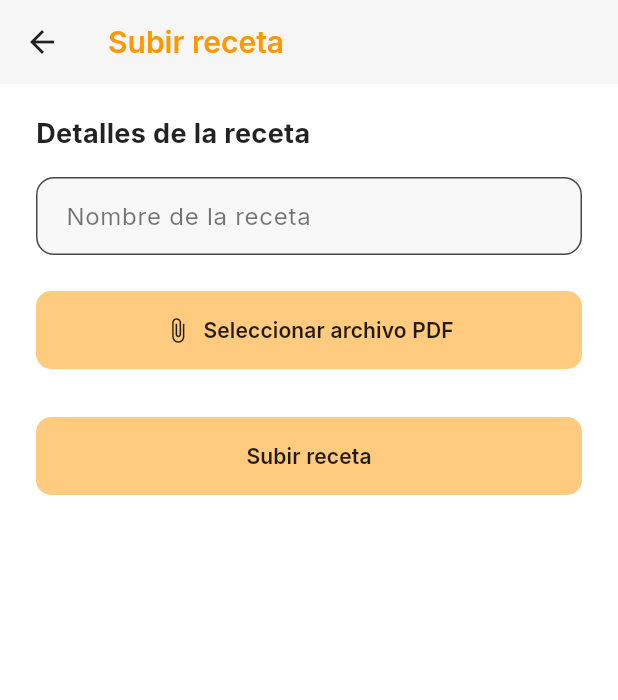
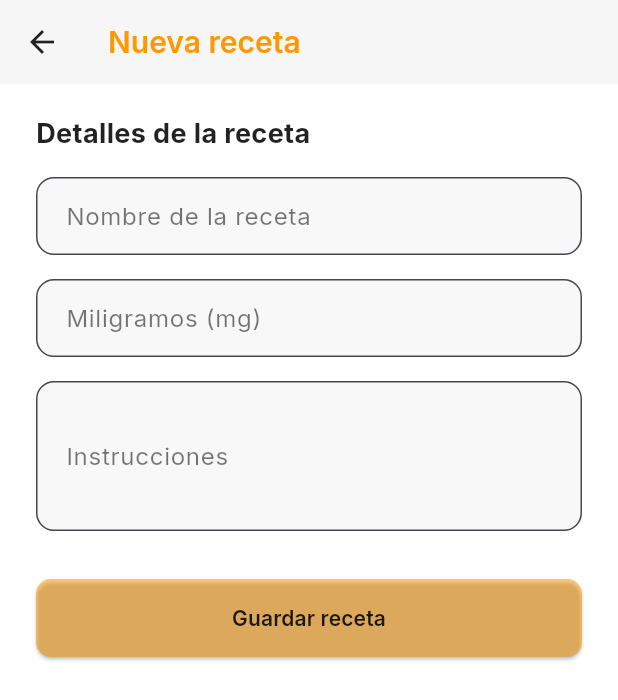
Before and after one commit to GabrielJuan349/MyPetCare, a Flutter app: the PrescriptionUploadScreen screen opened directly with empty values, on a phone screen of 412 x 824 dp. Shown: the top 700 px of the screen. Run offline on Flutter 3.47's test engine with Material 3 defaults, Android fonts, the phone set to English and light mode, and no system bars; our stand-ins replace cloud_firestore, firebase_auth, firebase_core, google_fonts; accounts and stored records are empty; generated files the repository leaves out were written again.

Commit message:
cambios campos prescription

```diff
--- a/lib/prescription.dart
+++ b/lib/prescription.dart
@@ -1,6 +1,5 @@
 import 'package:flutter/material.dart';
 import 'package:cloud_firestore/cloud_firestore.dart';
-import 'package:file_picker/file_picker.dart';
 import 'package:google_fonts/google_fonts.dart';
 
 class PrescriptionUploadScreen extends StatefulWidget {
@@ -14,36 +13,18 @@ class PrescriptionUploadScreen extends StatefulWidget {
 
 class _PrescriptionUploadScreenState extends State<PrescriptionUploadScreen> {
   final TextEditingController _nameController = TextEditingController();
-  PlatformFile? _selectedFile;
+  final TextEditingController _textController = TextEditingController();
+  final TextEditingController _milligramsController = TextEditingController();
   bool _isLoading = false;
 
-  Future<void> _pickFile() async {
-    final result = await FilePicker.platform.pickFiles(
-      type: FileType.custom,
-      allowedExtensions: ['pdf'],
-      withData: true,
-    );
+  Future<void> _savePrescription() async {
+    final name = _nameController.text.trim();
+    final text = _textController.text.trim();
+    final mg = int.tryParse(_milligramsController.text.trim());
 
-    if (result != null && result.files.single.bytes != null) {
-      setState(() {
-        _selectedFile = result.files.first;
-      });
-    }
-  }
-
-  Future<void> _uploadPrescription() async {
-    final name = _nameController.text.trim();
-
-    if (name.isEmpty) {
+    if (name.isEmpty || text.isEmpty || mg == null) {
       ScaffoldMessenger.of(context).showSnackBar(
-        const SnackBar(content: Text('Por favor, introduce un nombre para la receta')),
-      );
-      return;
-    }
-
-    if (_selectedFile == null) {
-      ScaffoldMessenger.of(context).showSnackBar(
-        const SnackBar(content: Text('Por favor, selecciona un archivo PDF')),
+        const SnackBar(content: Text('Por favor, rellena todos los campos correctamente')),
       );
       return;
     }
@@ -51,27 +32,25 @@ class _PrescriptionUploadScreenState extends State<PrescriptionUploadScreen> {
     setState(() => _isLoading = true);
 
     try {
-      final fileName = _selectedFile!.name;
-
       await FirebaseFirestore.instance.collection('prescription').add({
         'id_pet': widget.petId,
-        'id_vet': "default vet",
+        'id_vet': 'vet456',
         'name': name,
-        'archivo': fileName,
-        'createdAt': Timestamp.now(),
+        'milligrams': mg,
+        'text': text,
+        'createdAt': Timestamp.fromDate(DateTime(2025, 6, 1, 14, 0)), // 1 de junio, 14:00, UTC+2
       });
 
       ScaffoldMessenger.of(context).showSnackBar(
-        const SnackBar(content: Text('Receta subida con éxito')),
+        const SnackBar(content: Text('Receta guardada con éxito')),
       );
 
       _nameController.clear();
-      setState(() {
-        _selectedFile = null;
-      });
+      _textController.clear();
+      _milligramsController.clear();
     } catch (e) {
       ScaffoldMessenger.of(context).showSnackBar(
-        SnackBar(content: Text('Error al subir la receta: $e')),
+        SnackBar(content: Text('Error al guardar la receta: $e')),
       );
     } finally {
       setState(() => _isLoading = false);
@@ -91,7 +70,7 @@ class _PrescriptionUploadScreenState extends State<PrescriptionUploadScreen> {
         elevation: 0,
         iconTheme: const IconThemeData(color: Colors.black87),
         title: Text(
-          'Subir receta',
+          'Nueva receta',
           style: GoogleFonts.inter(
             fontWeight: FontWeight.w600,
             color: Colors.orange,
@@ -102,11 +81,9 @@ class _PrescriptionUploadScreenState extends State<PrescriptionUploadScreen> {
       body: SingleChildScrollView(
         padding: const EdgeInsets.symmetric(horizontal: 24, vertical: 20),
         child: Column(
-          mainAxisSize: MainAxisSize.min,
           crossAxisAlignment: CrossAxisAlignment.start,
           children: [
-            Text(
-              'Detalles de la receta',
+            Text('Detalles de la receta',
               style: GoogleFonts.inter(
                 fontSize: 18,
                 fontWeight: FontWeight.bold,
@@ -114,87 +91,43 @@ class _PrescriptionUploadScreenState extends State<PrescriptionUploadScreen> {
               ),
             ),
             const SizedBox(height: 16),
+
+
             TextField(
               controller: _nameController,
+              decoration: _inputDecoration('Nombre de la receta'),
               style: GoogleFonts.inter(color: Colors.black87),
-              decoration: InputDecoration(
-                labelText: 'Nombre de la receta',
-                labelStyle: GoogleFonts.inter(color: Colors.black54),
-                filled: true,
-                fillColor: cardColor,
-                border: OutlineInputBorder(
-                  borderRadius: BorderRadius.circular(12),
-                  borderSide: BorderSide(color: highlightColor.withOpacity(0.3)),
-                ),
-                focusedBorder: OutlineInputBorder(
-                  borderRadius: BorderRadius.circular(12),
-                  borderSide: BorderSide(color: highlightColor, width: 1.5),
-                ),
-                contentPadding: const EdgeInsets.symmetric(vertical: 14, horizontal: 16),
-              ),
             ),
-            const SizedBox(height: 24),
-            ElevatedButton.icon(
-              onPressed: _pickFile,
-              icon: const Icon(Icons.attach_file),
-              label: Text(
-                _selectedFile == null ? 'Seleccionar archivo PDF' : 'Cambiar archivo PDF',
-                style: GoogleFonts.inter(fontWeight: FontWeight.w600),
-              ),
+            const SizedBox(height: 16),
+
+
+            TextField(
+              controller: _milligramsController,
+              keyboardType: TextInputType.number,
+              decoration: _inputDecoration('Miligramos (mg)'),
+              style: GoogleFonts.inter(color: Colors.black87),
+            ),
+            const SizedBox(height: 16),
+
+
+            TextField(
+              controller: _textController,
+              maxLines: 3,
+              decoration: _inputDecoration('Instrucciones'),
+              style: GoogleFonts.inter(color: Colors.black87),
+            ),
+            const SizedBox(height: 32),
+
+            ElevatedButton(
+              onPressed: _isLoading ? null : _savePrescription,
+              child: _isLoading
+                  ? const SizedBox(height: 24, width: 24, child: CircularProgressIndicator(strokeWidth: 2))
+                  : Text('Guardar receta', style: GoogleFonts.inter(fontWeight: FontWeight.w600)),
               style: ElevatedButton.styleFrom(
                 backgroundColor: highlightColor,
                 foregroundColor: Colors.black87,
                 padding: const EdgeInsets.symmetric(vertical: 16),
                 shape: RoundedRectangleBorder(borderRadius: BorderRadius.circular(10)),
-                elevation: 0,
-                minimumSize: const Size.fromHeight(48),
-              ),
-            ),
-            if (_selectedFile != null) ...[
-              const SizedBox(height: 16),
-              Container(
-                decoration: BoxDecoration(
-                  color: cardColor,
-                  borderRadius: BorderRadius.circular(12),
-                  border: Border.all(color: highlightColor.withOpacity(0.3)),
-                ),
-                padding: const EdgeInsets.symmetric(vertical: 12, horizontal: 16),
-                child: Row(
-                  children: [
-                    const Icon(Icons.picture_as_pdf, color: Colors.orange),
-                    const SizedBox(width: 12),
-                    Expanded(
-                      child: Text(
-                        _selectedFile!.name,
-                        style: GoogleFonts.inter(fontWeight: FontWeight.w600, color: Colors.black87),
-                        overflow: TextOverflow.ellipsis,
-                      ),
-                    ),
-                    IconButton(
-                      icon: const Icon(Icons.clear, color: Colors.redAccent),
-                      tooltip: 'Eliminar archivo seleccionado',
-                      onPressed: () => setState(() => _selectedFile = null),
-                    ),
-                  ],
-                ),
-              ),
-            ],
-            const SizedBox(height: 32),
-            ElevatedButton(
-              onPressed: _isLoading ? null : _uploadPrescription,
-              child: _isLoading
-                  ? const SizedBox(
-                height: 24,
-                width: 24,
-                child: CircularProgressIndicator(strokeWidth: 2, color: Colors.white),
-              )
-                  : Text('Subir receta', style: GoogleFonts.inter(fontWeight: FontWeight.w600)),
-              style: ElevatedButton.styleFrom(
-                backgroundColor: highlightColor,
-                foregroundColor: Colors.black87,
-                padding: const EdgeInsets.symmetric(vertical: 16),
-                shape: RoundedRectangleBorder(borderRadius: BorderRadius.circular(10)),
-                elevation: 0,
                 minimumSize: const Size.fromHeight(48),
               ),
             ),
@@ -203,4 +136,24 @@ class _PrescriptionUploadScreenState extends State<PrescriptionUploadScreen> {
       ),
     );
   }
+
+  InputDecoration _inputDecoration(String label) {
+    final highlightColor = Colors.orange.withOpacity(0.5);
+    final cardColor = const Color(0xFFF8F8F8);
+    return InputDecoration(
+      labelText: label,
+      labelStyle: GoogleFonts.inter(color: Colors.black54),
+      filled: true,
+      fillColor: cardColor,
+      border: OutlineInputBorder(
+        borderRadius: BorderRadius.circular(12),
+        borderSide: BorderSide(color: highlightColor.withOpacity(0.3)),
+      ),
+      focusedBorder: OutlineInputBorder(
+        borderRadius: BorderRadius.circular(12),
+        borderSide: BorderSide(color: highlightColor, width: 1.5),
+      ),
+      contentPadding: const EdgeInsets.symmetric(vertical: 14, horizontal: 16),
+    );
+  }
 }
--- a/lib/prescriptionList.dart
+++ b/lib/prescriptionList.dart
@@ -74,7 +74,6 @@ class PrescriptionListScreen extends StatelessWidget {
                 final data = doc.data() as Map<String, dynamic>;
                 final name = data['name'] ?? 'Sin nombre';
                 final createdAt = (data['createdAt'] as Timestamp).toDate();
-                final archivo = data['archivo'] ?? 'Archivo PDF';
 
                 return Card(
                   color: cardColor,
@@ -87,10 +86,9 @@ class PrescriptionListScreen extends StatelessWidget {
                     leading: const Icon(Icons.description, color: Colors.orange),
                     title: Text(name, style: GoogleFonts.inter(fontWeight: FontWeight.w600)),
                     subtitle: Text(
-                      'Archivo: $archivo\nFecha: ${createdAt.day}/${createdAt.month}/${createdAt.year}',
+                      'Fecha: ${createdAt.day}/${createdAt.month}/${createdAt.year}',
                       style: GoogleFonts.inter(fontSize: 13),
                     ),
-                    isThreeLine: true,
                     trailing: IconButton(
                       icon: const Icon(Icons.delete, color: Colors.orange),
                       tooltip: 'Eliminar receta',
@@ -130,9 +128,9 @@ class PrescriptionListScreen extends StatelessWidget {
                     },
                   ),
                 );
-
               },
             );
+
           },
         ),
       ),
```
Also changed, not shown: lib/prescriptionDetails.dart (+24 -48 lines), pubspec.lock.
